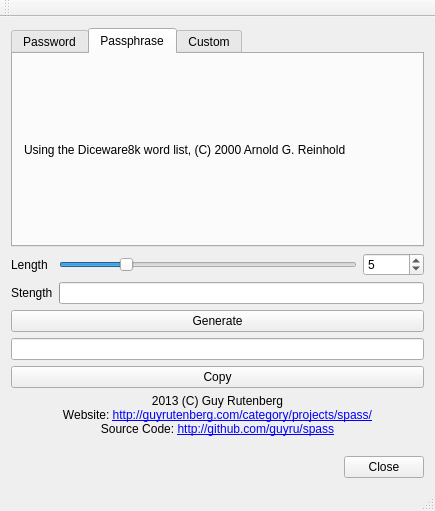
Qt form mainwindow.ui (guyru/spass) before a commit.
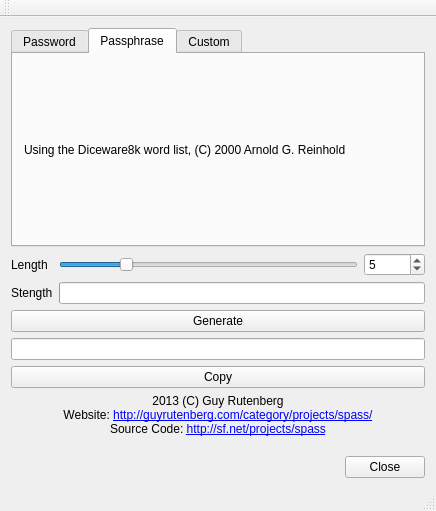
The same form after that commit.

```diff
--- a/mainwindow.ui
+++ b/mainwindow.ui
@@ -6,7 +6,7 @@
    <rect>
     <x>0</x>
     <y>0</y>
-    <width>435</width>
+    <width>436</width>
     <height>511</height>
    </rect>
   </property>
@@ -250,7 +250,7 @@
       <property name="text">
        <string>&lt;p align=&quot;center&quot;&gt;2013 (C) Guy Rutenberg&lt;br/&gt;
 Website: &lt;a href=&quot;http://guyrutenberg.com/category/projects/spass/&quot;&gt;http://guyrutenberg.com/category/projects/spass/&lt;/a&gt;&lt;br/&gt;
-Source Code: &lt;a href=&quot;http://github.com/guyru/spass&quot;&gt;http://github.com/guyru/spass&lt;/a&gt;&lt;br/&gt;&lt;/p&gt;</string>
+Source Code: &lt;a href=&quot;http://sf.net/projects/spass&quot;&gt;http://sf.net/projects/spass&lt;/a&gt;&lt;br/&gt;&lt;/p&gt;</string>
       </property>
       <property name="openExternalLinks">
        <bool>true</bool>
```
Left out of the diff: 16 changed lines with no effect on the pictures.
